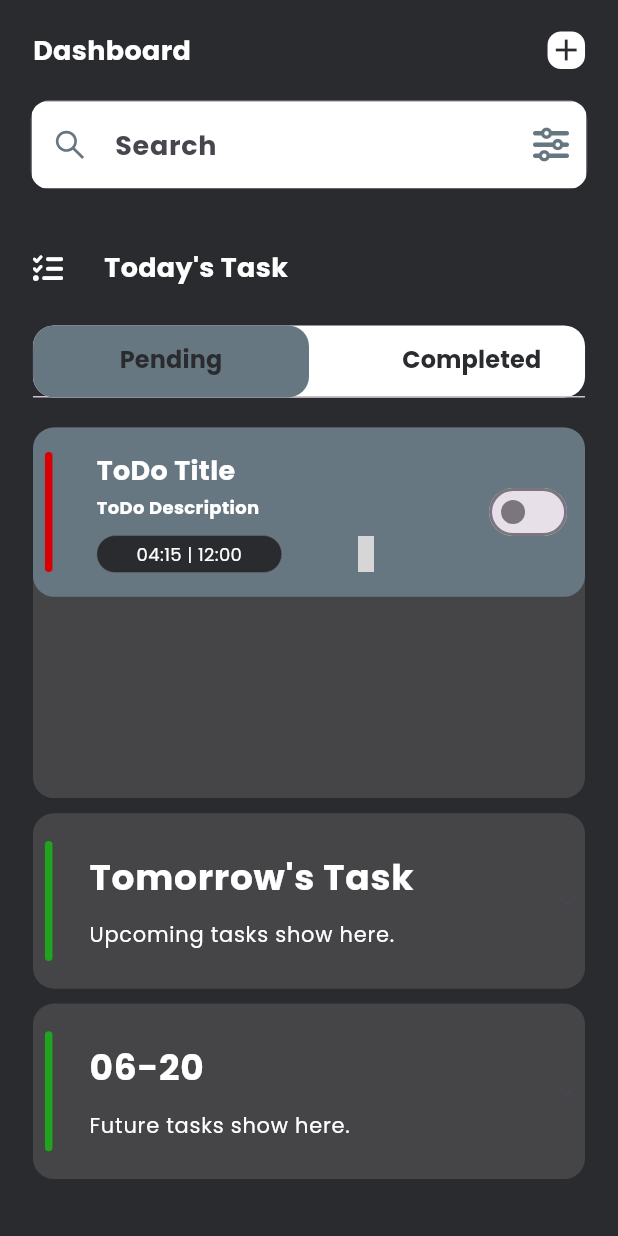
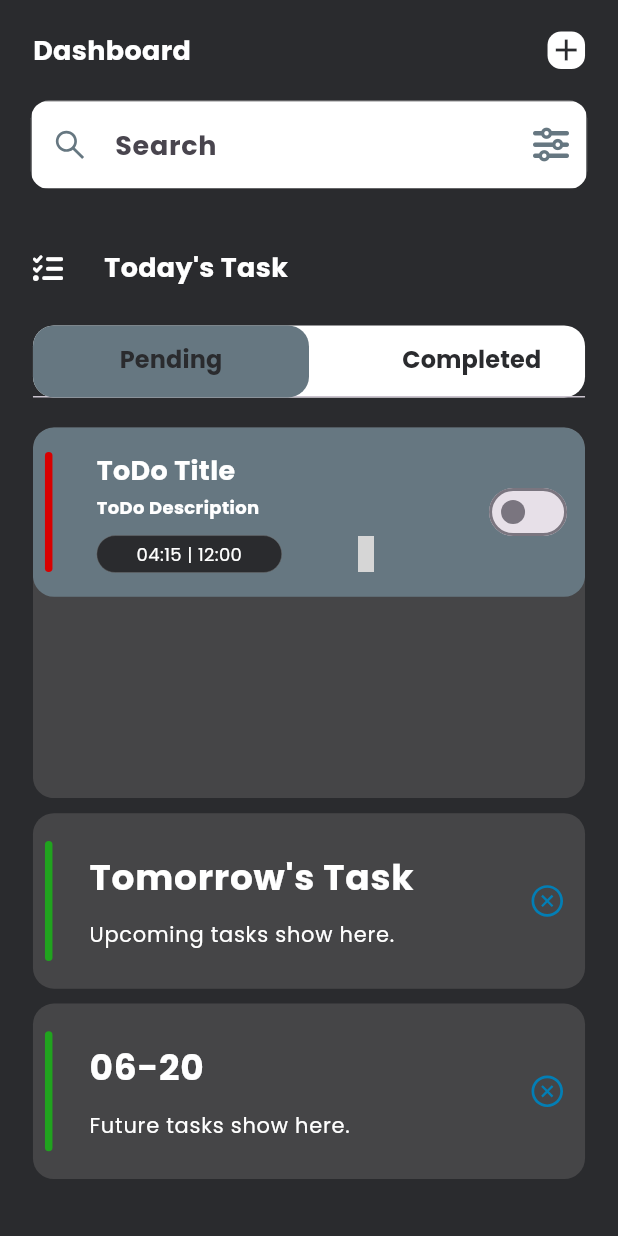
Before and after one commit to cjchika/task_manager, a Flutter app: the HomePage screen opened directly, on a phone screen of 412 x 824 dp. Run offline on Flutter 3.47's test engine with Material 2 defaults, Android fonts, the phone set to English and light mode, and no system bars; our stand-ins replace country_picker, flutter_screenutil, flutter_vector_icons, google_fonts, hooks_riverpod, pinput and 2 more; generated files the repository leaves out were written again; grey boxes are pictures that could not be loaded.

```diff
--- a/lib/features/auth/pages/test_page.dart
+++ b/lib/features/auth/pages/test_page.dart
@@ -12,7 +12,7 @@ class TestPage extends ConsumerWidget {
   Widget build(BuildContext context, WidgetRef ref) {
     String text = ref.watch(codeStateProvider);
     return Scaffold(
-      appBar: AppBar(),
+      appBar: AppBar(backgroundColor: AppConst.kBkDark,),
       body: Center(
         child: Column(
           children: [
--- a/lib/features/todo/pages/homepage.dart
+++ b/lib/features/todo/pages/homepage.dart
@@ -9,6 +9,7 @@ import 'package:task_manager/common/widgets/height_spacer.dart';
 import 'package:task_manager/common/widgets/reusable_text.dart';
 import 'package:task_manager/common/widgets/width_spacer.dart';
 import 'package:task_manager/common/widgets/xpansion_tile.dart';
+import 'package:task_manager/features/todo/controllers/xpansion_provider.dart';
 import 'package:task_manager/features/todo/widgets/todo_tile.dart';
 
 class HomePage extends ConsumerStatefulWidget {
@@ -176,11 +177,11 @@ class _HomePageState extends ConsumerState<HomePage>
                     color: AppConst.kBkLight,
                     height: AppConst.kHeight * 0.3,
                     child: ListView(
-                      children: [
+                      children: const [
                         ToDoTile(
                           start: "04:15",
                           end: "12:00",
-                          switcher: const Icon(Icons.check_circle),
+                          switcher: Icon(Icons.check_circle),
                         )
                       ],
                     ),
@@ -189,10 +190,30 @@ class _HomePageState extends ConsumerState<HomePage>
               ),
             ),
             const HeightSpacer(height: 10),
-            const XpansionTile(
+            XpansionTile(
               text: "Tomorrow's Task",
               text2: "Upcoming tasks show here.",
-              children: [],
+              onExpansionChanged: (bool expanded) =>
+                  ref.read(xpansionStateProvider.notifier).setStart(!expanded),
+              trailing: Padding(
+                padding: EdgeInsets.only(right: 12.0.w),
+                child: ref.watch(xpansionStateProvider)
+                    ? const Icon(
+                        AntDesign.circledown,
+                        color: AppConst.kLight,
+                      )
+                    : const Icon(
+                        AntDesign.closecircleo,
+                        color: AppConst.kBlueLight,
+                      ),
+              ),
+              children: [
+                ToDoTile(
+                  start: "02:15",
+                  end: "05:00",
+                  switcher: Switch(value: false, onChanged: (value) {}),
+                )
+              ],
             ),
             const HeightSpacer(height: 10),
             XpansionTile(
@@ -201,7 +222,27 @@ class _HomePageState extends ConsumerState<HomePage>
                   .toString()
                   .substring(5, 10),
               text2: "Future tasks show here.",
-              children: [],
+              onExpansionChanged: (bool expanded ) =>
+                  ref.read(xpansionState0Provider.notifier).setStart(!expanded),
+              trailing: Padding(
+                padding: EdgeInsets.only(right: 12.0.w),
+                child: ref.watch(xpansionState0Provider)
+                    ? const Icon(
+                  AntDesign.circledown,
+                  color: AppConst.kLight,
+                )
+                    : const Icon(
+                  AntDesign.closecircleo,
+                  color: AppConst.kBlueLight,
+                ),
+              ),
+              children: [
+                ToDoTile(
+                  start: "02:15",
+                  end: "05:00",
+                  switcher: Switch(value: false, onChanged: (value) {}),
+                )
+              ],
             )
           ],
         ),
--- a/lib/main.dart
+++ b/lib/main.dart
@@ -2,7 +2,6 @@ import 'package:flutter/material.dart';
 import 'package:flutter_screenutil/flutter_screenutil.dart';
 import 'package:hooks_riverpod/hooks_riverpod.dart';
 import 'package:task_manager/common/utils/constants.dart';
-import 'package:task_manager/features/auth/pages/test_page.dart';
 import 'package:task_manager/features/onboarding/pages/onboarding.dart';
 
 import 'features/todo/pages/homepage.dart';
@@ -31,7 +30,7 @@ class MyApp extends StatelessWidget {
             useMaterial3: true,
           ),
           themeMode: ThemeMode.dark,
-          home: const TestPage(),
+          home: const HomePage(),
         );
       }
     );
```
Also changed, not shown: lib/features/todo/controllers/xpansion_provider.dart (added, +26 -0 lines), lib/features/todo/controllers/xpansion_provider.g.dart (added).
